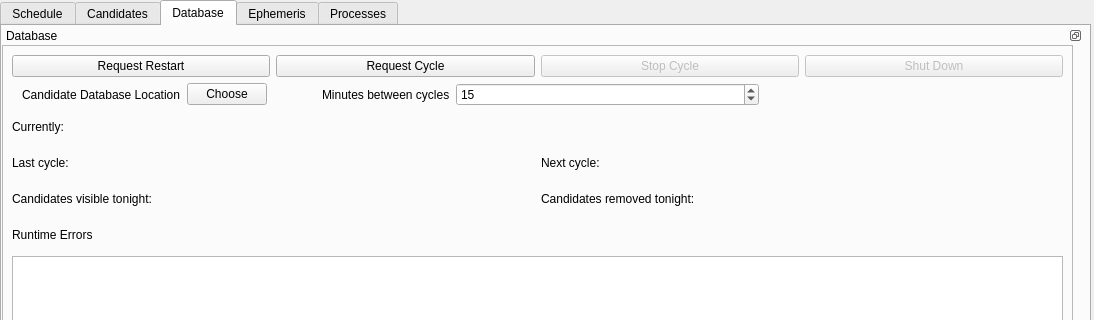
sagesanto/scheduler, file MaestroCore/GUI/mainwindow.ui: the form before one commit; both pictures show x 0 to 1094 and y 0 to 320 of the 1094 by 727 pixel window.
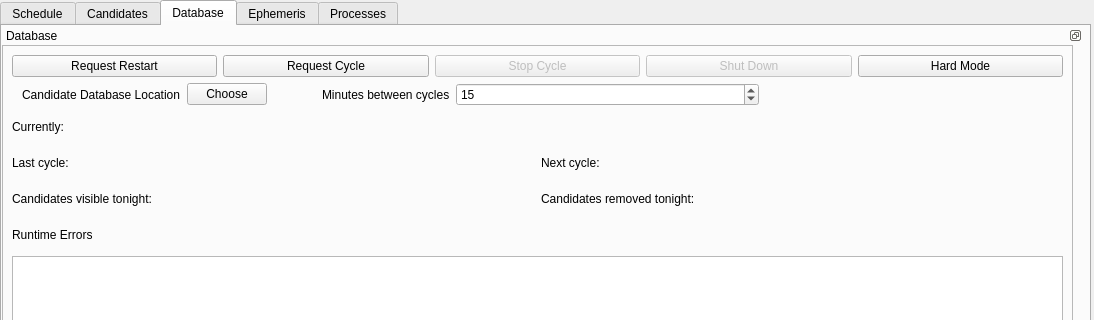
The form after the commit. The open tabs and pages were chosen to show the change. Custom widgets are drawn as their Qt base class.

Commit message: i think hard mode works lol

The edit to the form file:
```diff
--- a/MaestroCore/GUI/mainwindow.ui
+++ b/MaestroCore/GUI/mainwindow.ui
@@ -526,6 +526,13 @@
                </property>
               </widget>
              </item>
+             <item>
+              <widget class="QPushButton" name="hardModeButton">
+               <property name="text">
+                <string>Hard Mode</string>
+               </property>
+              </widget>
+             </item>
             </layout>
            </item>
            <item>
```
The commit also changes 2 other files.
